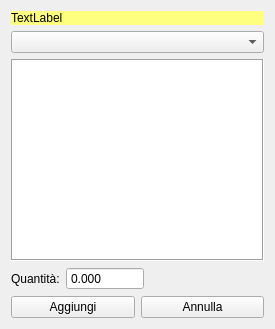
fblabs/hamlet-mod-sancon, file haddlotinproduction.ui: the form before one commit.
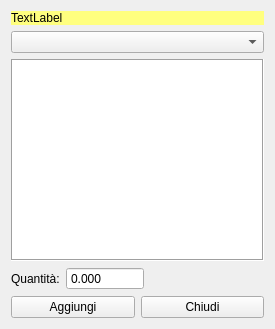
The form after the commit. Icons and pictures are not drawn.

Diff of the .ui file:
```diff
--- a/haddlotinproduction.ui
+++ b/haddlotinproduction.ui
@@ -113,7 +113,7 @@
      <item>
       <widget class="QPushButton" name="pdClose">
        <property name="text">
-        <string>Annulla</string>
+        <string>Chiudi</string>
        </property>
        <property name="icon">
         <iconset resource="icons.qrc">
```
